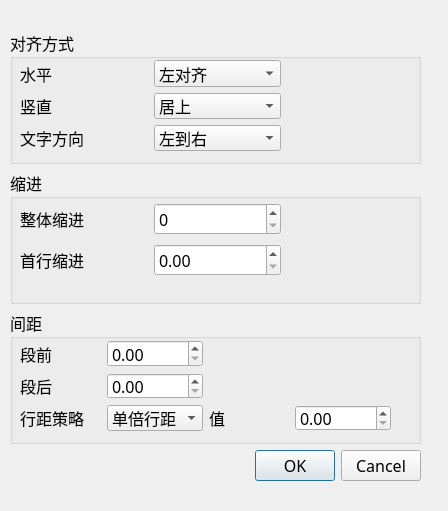
Qt form ofdEditor/model/Widget/ParagraphFormatDialog.ui (mcoder2014/ofdEditor) before a commit.
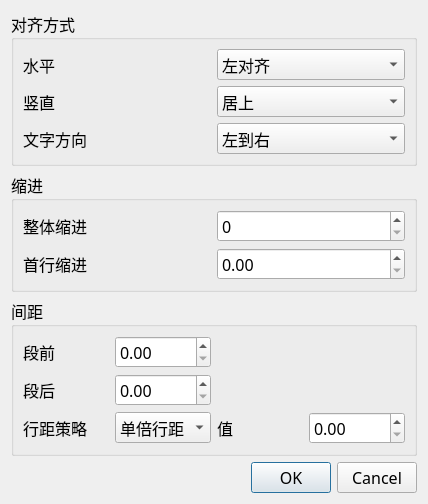
The same form after that commit.

Commit message: 调整部分页面布局

What changed in the file:
```diff
--- a/ofdEditor/model/Widget/ParagraphFormatDialog.ui
+++ b/ofdEditor/model/Widget/ParagraphFormatDialog.ui
@@ -6,8 +6,8 @@
    <rect>
     <x>0</x>
     <y>0</y>
-    <width>448</width>
-    <height>511</height>
+    <width>428</width>
+    <height>457</height>
    </rect>
   </property>
   <property name="font">
@@ -22,30 +22,12 @@
   <property name="modal">
    <bool>false</bool>
   </property>
-  <widget class="QWidget" name="layoutWidget">
-   <property name="geometry">
-    <rect>
-     <x>10</x>
-     <y>30</y>
-     <width>411</width>
-     <height>451</height>
-    </rect>
-   </property>
    <layout class="QVBoxLayout" name="verticalLayout">
     <item>
      <widget class="QGroupBox" name="groupNormal">
       <property name="title">
        <string>对齐方式</string>
       </property>
-      <widget class="QWidget" name="layoutWidget">
-       <property name="geometry">
-        <rect>
-         <x>10</x>
-         <y>30</y>
-         <width>261</width>
-         <height>91</height>
-        </rect>
-       </property>
        <layout class="QGridLayout" name="gridLayout_2">
         <item row="0" column="0">
          <widget class="QLabel" name="label">
@@ -139,22 +121,12 @@
         </item>
        </layout>
       </widget>
-     </widget>
     </item>
     <item>
      <widget class="QGroupBox" name="groupIndent">
       <property name="title">
        <string>缩进</string>
       </property>
-      <widget class="QWidget" name="layoutWidget">
-       <property name="geometry">
-        <rect>
-         <x>10</x>
-         <y>30</y>
-         <width>261</width>
-         <height>81</height>
-        </rect>
-       </property>
        <layout class="QGridLayout" name="gridLayout">
         <item row="0" column="0">
          <widget class="QLabel" name="label_2">
@@ -186,22 +158,12 @@
         </item>
        </layout>
       </widget>
-     </widget>
     </item>
     <item>
      <widget class="QGroupBox" name="groupSpacing">
       <property name="title">
        <string>间距</string>
       </property>
-      <widget class="QWidget" name="layoutWidget">
-       <property name="geometry">
-        <rect>
-         <x>10</x>
-         <y>30</y>
-         <width>371</width>
-         <height>91</height>
-        </rect>
-       </property>
        <layout class="QGridLayout" name="gridLayout_3">
         <item row="0" column="0">
          <widget class="QLabel" name="label_5">
@@ -281,7 +243,6 @@
         </item>
        </layout>
       </widget>
-     </widget>
     </item>
     <item>
      <widget class="QDialogButtonBox" name="buttonBox">
@@ -294,7 +255,6 @@
      </widget>
     </item>
    </layout>
-  </widget>
  </widget>
  <resources/>
  <connections>
```
Lines whose indentation alone changed are shown as unchanged. The commit also changes 6 other files.
